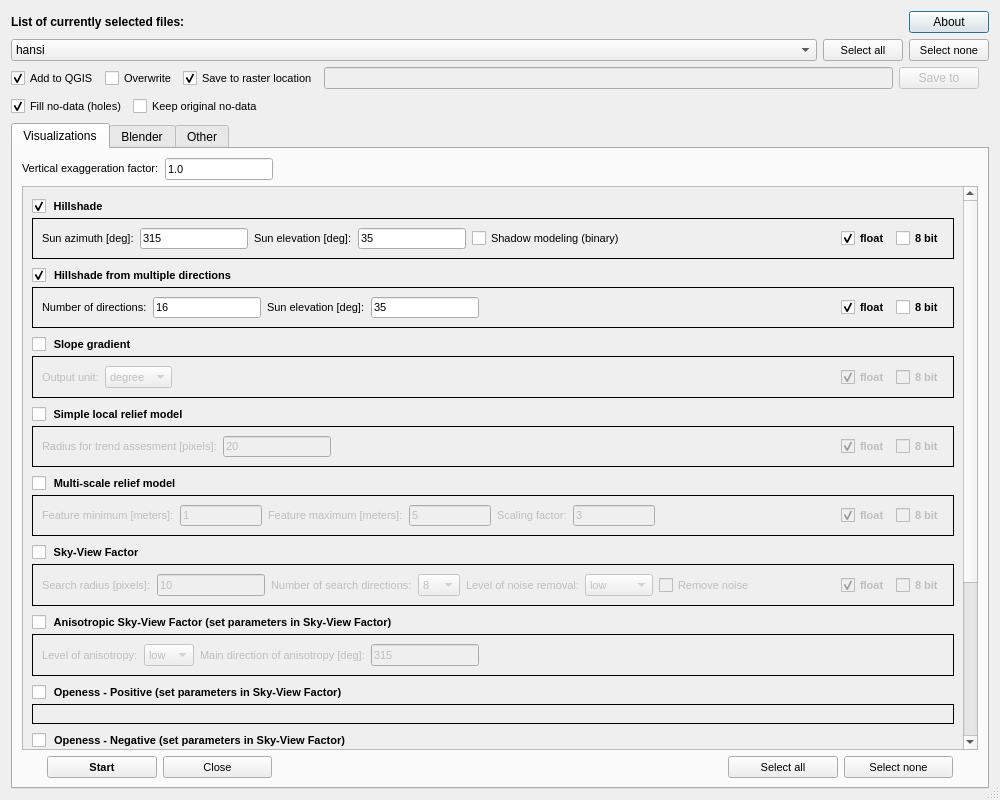
First picture: the form in qrvt_dialog_base.ui, repository EarthObservation/rvt-qgis, before the edit.
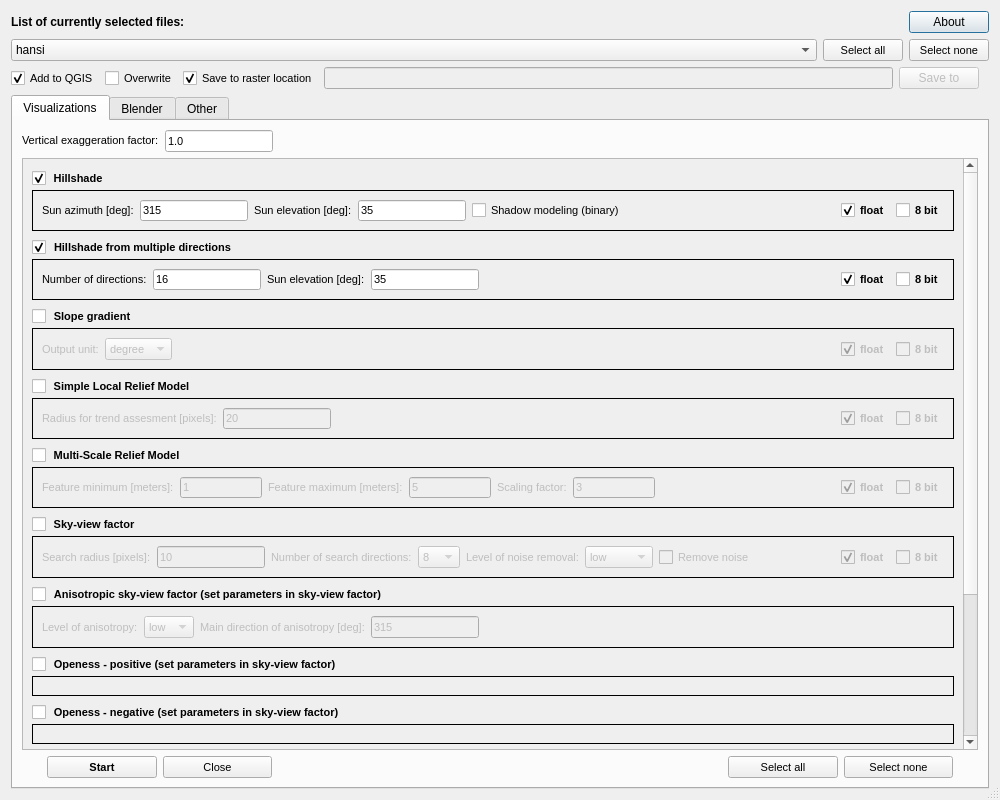
Second picture: the form after the edit. Custom widgets are drawn as their Qt base class.

What changed in the file:
```diff
--- a/qrvt_dialog_base.ui
+++ b/qrvt_dialog_base.ui
@@ -104,7 +104,7 @@
       </layout>
      </item>
      <item row="8" column="0">
-      <layout class="QVBoxLayout" name="verticalLayout_7" stretch="0,1,30">
+      <layout class="QVBoxLayout" name="verticalLayout_7" stretch="0,30">
        <property name="sizeConstraint">
         <enum>QLayout::SetMinAndMaxSize</enum>
        </property>
@@ -232,69 +232,6 @@
          </item>
         </layout>
        </item>
-       <item>
-        <layout class="QHBoxLayout" name="horizontalLayout_24">
-         <property name="sizeConstraint">
-          <enum>QLayout::SetMinimumSize</enum>
-         </property>
-         <item>
-          <widget class="QCheckBox" name="check_fill_no_data">
-           <property name="sizePolicy">
-            <sizepolicy hsizetype="Preferred" vsizetype="Preferred">
-             <horstretch>0</horstretch>
-             <verstretch>0</verstretch>
-            </sizepolicy>
-           </property>
-           <property name="font">
-            <font>
-             <pointsize>8</pointsize>
-             <weight>50</weight>
-             <bold>false</bold>
-            </font>
-           </property>
-           <property name="text">
-            <string>Fill no-data (holes)</string>
-           </property>
-           <property name="checked">
-            <bool>true</bool>
-           </property>
-          </widget>
-         </item>
-         <item>
-          <widget class="QCheckBox" name="check_keep_org_no_data">
-           <property name="sizePolicy">
-            <sizepolicy hsizetype="Preferred" vsizetype="Preferred">
-             <horstretch>0</horstretch>
-             <verstretch>0</verstretch>
-            </sizepolicy>
-           </property>
-           <property name="font">
-            <font>
-             <pointsize>8</pointsize>
-             <weight>50</weight>
-             <bold>false</bold>
-            </font>
-           </property>
-           <property name="text">
-            <string>Keep original no-data</string>
-           </property>
-          </widget>
-         </item>
-         <item>
-          <spacer name="horizontalSpacer_14">
-           <property name="orientation">
-            <enum>Qt::Horizontal</enum>
-           </property>
-           <property name="sizeHint" stdset="0">
-            <size>
-             <width>40</width>
-             <height>20</height>
-            </size>
-           </property>
-          </spacer>
-         </item>
-        </layout>
-       </item>
        <item>
         <widget class="QTabWidget" name="tab_widget">
          <property name="sizePolicy">
@@ -394,7 +331,7 @@
                 <x>0</x>
                 <y>0</y>
                 <width>935</width>
-                <height>799</height>
+                <height>793</height>
                </rect>
               </property>
               <layout class="QVBoxLayout" name="verticalLayout_14">
@@ -1037,7 +974,7 @@
                     <string>simple_local_relief</string>
                    </property>
                    <property name="title">
-                    <string>Simple local relief model</string>
+                    <string>Simple Local Relief Model</string>
                    </property>
                    <property name="flat">
                     <bool>false</bool>
@@ -1195,7 +1132,7 @@
                     <string>multi_scale_relief_model</string>
                    </property>
                    <property name="title">
-                    <string>Multi-scale relief model</string>
+                    <string>Multi-Scale Relief Model</string>
                    </property>
                    <property name="checkable">
                     <bool>true</bool>
@@ -1412,7 +1349,7 @@
                     <bool>false</bool>
                    </property>
                    <property name="title">
-                    <string>Sky-View Factor</string>
+                    <string>Sky-view factor</string>
                    </property>
                    <property name="flat">
                     <bool>false</bool>
@@ -1706,7 +1643,7 @@
                     <string>anisotropic_svf</string>
                    </property>
                    <property name="title">
-                    <string>Anisotropic Sky-View Factor (set parameters in Sky-View Factor)</string>
+                    <string>Anisotropic sky-view factor (set parameters in sky-view factor)</string>
                    </property>
                    <property name="flat">
                     <bool>false</bool>
@@ -1871,7 +1808,7 @@
                     <string>positive_openness</string>
                    </property>
                    <property name="title">
-                    <string>Openess - Positive (set parameters in Sky-View Factor)</string>
+                    <string>Openess - positive (set parameters in sky-view factor)</string>
                    </property>
                    <property name="flat">
                     <bool>false</bool>
@@ -1907,7 +1844,7 @@
                     <string>negative_openness</string>
                    </property>
                    <property name="title">
-                    <string>Openess - Negative (set parameters in Sky-View Factor)</string>
+                    <string>Openess - negative (set parameters in sky-view factor)</string>
                    </property>
                    <property name="flat">
                     <bool>false</bool>
```
Left out of the diff: 31 changed lines with no effect on the pictures.
